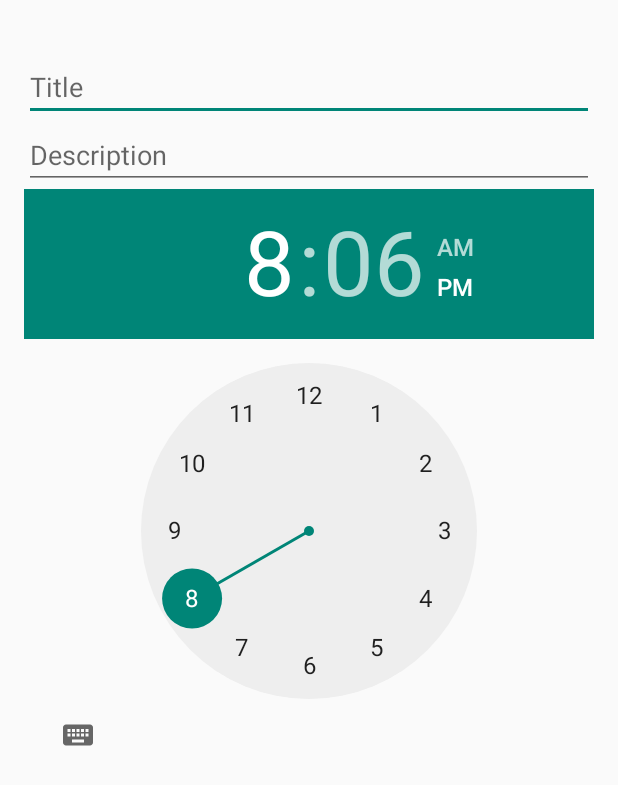
After one commit to csci-4211-mocal/mocal, an Android app: the layout dialog_edit_event.xml on its own in the app's theme, with its tools: preview values and no code run, on a phone screen of 412 x 824 dp. The commit adds this screen. Shown: the top 785 px of the screen. Run offline under Robolectric (Android 15) with nearby library versions, the phone set to English and light mode, and no system bars; Roboto replaces fonts that are not available here.

Commit message:
Implement edit and delete events

```diff
--- a/app/src/main/java/com/csci_4211_mocal/mocal/adapters/EventListAdapter.java
+++ b/app/src/main/java/com/csci_4211_mocal/mocal/adapters/EventListAdapter.java
@@ -47,6 +47,7 @@ public class EventListAdapter extends RecyclerView.Adapter<EventCell> {
             holder.textViewDescription.setText(event.getDescription());
             SimpleDateFormat format = new SimpleDateFormat("hh:mm a");
             holder.textViewTimestamp.setText(format.format(event.getTimestamp()));
+            holder.event = event;
         }
     }
 
@@ -56,6 +57,6 @@ public class EventListAdapter extends RecyclerView.Adapter<EventCell> {
     }
 
     public interface ItemListener {
-        void itemClicked(int position, String index);
+        void itemClicked(int position, Event event);
     }
 }
--- a/app/src/main/java/com/csci_4211_mocal/mocal/services/Conversion.java
+++ b/app/src/main/java/com/csci_4211_mocal/mocal/services/Conversion.java
@@ -71,7 +71,7 @@ public class Conversion {
 
             calendar.setTime(date);
             int compareDay = calendar.get(Calendar.DAY_OF_MONTH);
-            int compareMonth = calendar.get(Calendar.MONTH) + 1;
+            int compareMonth = calendar.get(Calendar.MONTH);
             int compareYear = calendar.get(Calendar.YEAR);
 
             if (eventDay == compareDay && eventMonth == compareMonth && eventYear == compareYear) {
--- a/app/src/main/java/com/csci_4211_mocal/mocal/viewmodels/EventCell.java
+++ b/app/src/main/java/com/csci_4211_mocal/mocal/viewmodels/EventCell.java
@@ -8,12 +8,14 @@ import androidx.recyclerview.widget.RecyclerView;
 
 import com.csci_4211_mocal.mocal.R;
 import com.csci_4211_mocal.mocal.adapters.EventListAdapter;
+import com.csci_4211_mocal.mocal.models.Event;
 
 public class EventCell extends RecyclerView.ViewHolder implements View.OnClickListener {
     private final EventListAdapter.ItemListener listener;
     public final TextView textViewTitle;
     public final TextView textViewDescription;
     public final TextView textViewTimestamp;
+    public Event event;
 
     public EventCell(@NonNull View itemView, EventListAdapter.ItemListener listener) {
         super(itemView);
@@ -21,10 +23,11 @@ public class EventCell extends RecyclerView.ViewHolder implements View.OnClickLi
         textViewTitle = itemView.findViewById(R.id.textViewTitle);
         textViewDescription = itemView.findViewById(R.id.textViewDescription);
         textViewTimestamp = itemView.findViewById(R.id.textViewTimestamp);
+        itemView.setOnClickListener(this);
     }
 
     @Override
     public void onClick(View view) {
-
+        listener.itemClicked(getAdapterPosition(), event);
     }
 }
--- /dev/null
+++ b/app/src/main/res/layout/dialog_edit_event.xml
@@ -0,0 +1,37 @@
+<?xml version="1.0" encoding="utf-8"?>
+<RelativeLayout xmlns:android="http://schemas.android.com/apk/res/android"
+    android:layout_width="match_parent"
+    android:layout_height="match_parent"
+    android:padding="16dp">
+
+    <TextView
+        android:id="@+id/textViewError"
+        android:layout_width="match_parent"
+        android:layout_height="wrap_content"
+        android:textColor="#AA0000"
+        android:layout_alignParentStart="true"/>
+
+    <EditText
+        android:id="@+id/editTextTitle"
+        android:layout_width="match_parent"
+        android:layout_height="wrap_content"
+        android:hint="Title"
+        android:layout_below="@id/textViewError"/>
+
+    <EditText
+        android:id="@+id/editTextDescription"
+        android:layout_width="match_parent"
+        android:layout_height="wrap_content"
+        android:hint="Description"
+        android:inputType="textMultiLine"
+        android:layout_below="@id/editTextTitle"/>
+
+    <TimePicker
+        android:id="@+id/timePicker"
+        android:layout_width="match_parent"
+        android:layout_height="wrap_content"
+        android:layout_gravity="center"
+        android:textAlignment="center"
+        android:layout_below="@id/editTextDescription"/>
+
+</RelativeLayout>
```
Also changed, not shown: app/src/main/java/com/csci_4211_mocal/mocal/EventListActivity.java (+36 -2 lines), app/src/main/java/com/csci_4211_mocal/mocal/MainActivity.java (+4 -6 lines), app/src/main/java/com/csci_4211_mocal/mocal/dialogs/EditEventDialog.java (renamed from app/src/main/java/com/csci_4211_mocal/mocal/dialogs/NewEventDialog.java, +35 -13 lines).
